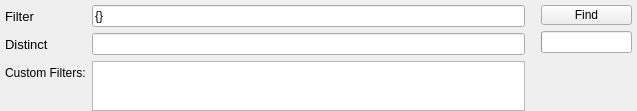
Before: the Qt Designer form assets/ui_files/documentSearchFilter.ui in compix/MetadataManager, drawn with Qt 5.
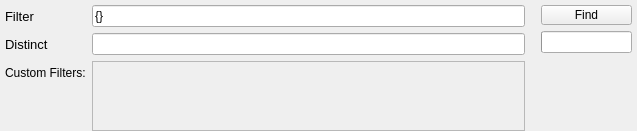
After: the same form once the commit is applied.

Commit message: Custom python based document filter support

```diff
--- a/assets/ui_files/documentSearchFilter.ui
+++ b/assets/ui_files/documentSearchFilter.ui
@@ -7,7 +7,7 @@
     <x>0</x>
     <y>0</y>
     <width>637</width>
-    <height>81</height>
+    <height>129</height>
    </rect>
   </property>
   <property name="windowTitle">
@@ -116,19 +116,43 @@
          </widget>
         </item>
         <item row="2" column="1">
-         <widget class="QListWidget" name="customFilterListWidget">
+         <widget class="QScrollArea" name="customFilterScrollArea">
           <property name="maximumSize">
            <size>
             <width>16777215</width>
-            <height>50</height>
+            <height>100</height>
            </size>
           </property>
-          <property name="selectionMode">
-           <enum>QAbstractItemView::NoSelection</enum>
+          <property name="widgetResizable">
+           <bool>true</bool>
           </property>
-          <property name="spacing">
-           <number>5</number>
+          <property name="alignment">
+           <set>Qt::AlignLeading|Qt::AlignLeft|Qt::AlignTop</set>
           </property>
+          <widget class="QWidget" name="customFilterScrollAreaContents">
+           <property name="geometry">
+            <rect>
+             <x>0</x>
+             <y>0</y>
+             <width>431</width>
+             <height>69</height>
+            </rect>
+           </property>
+           <layout class="QVBoxLayout" name="customFilterScrollAreaLayout">
+            <property name="leftMargin">
+             <number>5</number>
+            </property>
+            <property name="topMargin">
+             <number>5</number>
+            </property>
+            <property name="rightMargin">
+             <number>5</number>
+            </property>
+            <property name="bottomMargin">
+             <number>5</number>
+            </property>
+           </layout>
+          </widget>
          </widget>
         </item>
        </layout>
```
The commit also changes 7 other files.
